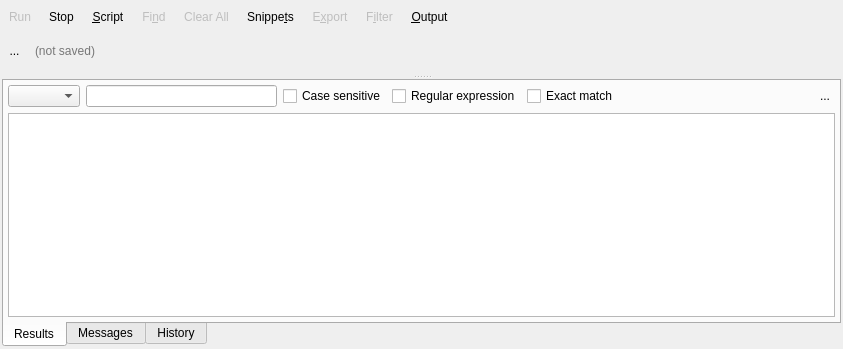
Old version of the form libpgmodeler_ui/ui/sqlexecutionwidget.ui in the repository pgmodeler/pgmodeler.
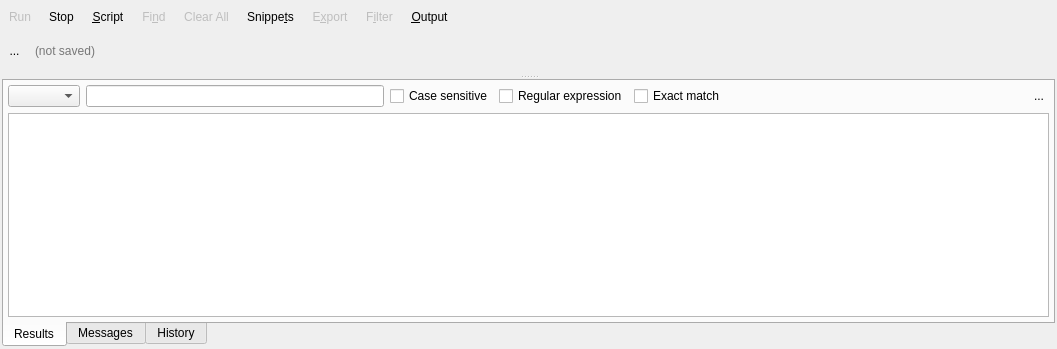
New version of the form. Icons and pictures are not drawn.

Commit message:
Added the ability to rename the default layer
The database model will add the default layer to the loaded model if
there's isn't a single layer identified.

```diff
--- a/libpgmodeler_ui/ui/sqlexecutionwidget.ui
+++ b/libpgmodeler_ui/ui/sqlexecutionwidget.ui
@@ -6,7 +6,7 @@
    <rect>
     <x>0</x>
     <y>0</y>
-    <width>843</width>
+    <width>1057</width>
     <height>349</height>
    </rect>
   </property>
@@ -855,11 +855,14 @@
                    <attribute name="horizontalHeaderStretchLastSection">
                     <bool>true</bool>
                    </attribute>
-                   <attribute name="verticalHeaderDefaultSectionSize">
-                    <number>26</number>
+                   <attribute name="verticalHeaderCascadingSectionResizes">
+                    <bool>false</bool>
                    </attribute>
                    <attribute name="verticalHeaderMinimumSectionSize">
-                    <number>25</number>
+                    <number>38</number>
+                   </attribute>
+                   <attribute name="verticalHeaderDefaultSectionSize">
+                    <number>38</number>
                    </attribute>
                   </widget>
                  </item>
```
The commit also changes 8 other files.
